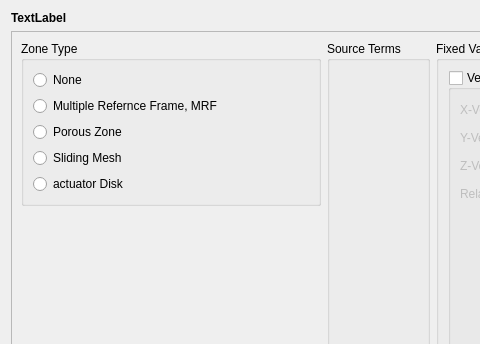
Old version of the form view/setup/cell_zone_conditions/cell_zone_condition_dialog.ui in the repository nextfoam/baram; both pictures show x 0 to 480 and y 0 to 344 of the 999 by 718 pixel window.
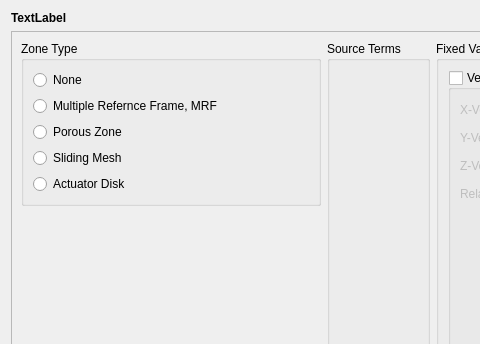
New version of the form.

```diff
--- a/view/setup/cell_zone_conditions/cell_zone_condition_dialog.ui
+++ b/view/setup/cell_zone_conditions/cell_zone_condition_dialog.ui
@@ -162,7 +162,7 @@
                    </sizepolicy>
                   </property>
                   <property name="text">
-                   <string>actuator Disk</string>
+                   <string>Actuator Disk</string>
                   </property>
                   <attribute name="buttonGroup">
                    <string notr="true">zoneTypeRadioGroup</string>
```
